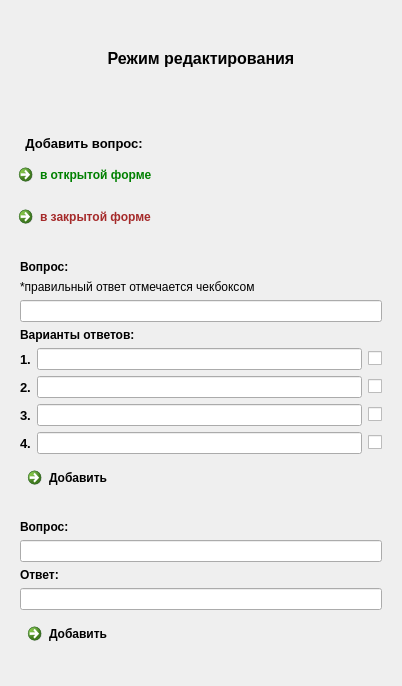
Qt form courseProject/add_test.ui (coderDreamer/courseProject) before a commit.
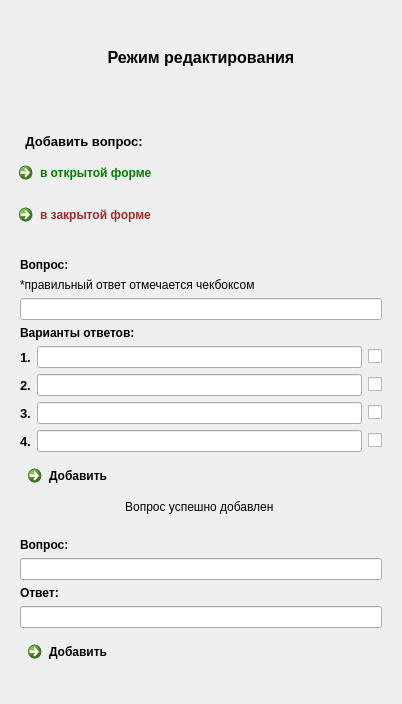
The same form after that commit. Icons and pictures are not drawn.

Patch:
```diff
--- a/courseProject/add_test.ui
+++ b/courseProject/add_test.ui
@@ -13,7 +13,7 @@
     <x>0</x>
     <y>0</y>
     <width>402</width>
-    <height>686</height>
+    <height>704</height>
    </rect>
   </property>
   <property name="sizeIncrement">
@@ -262,6 +262,16 @@
           </property>
          </widget>
         </item>
+        <item>
+         <widget class="QLabel" name="add_condition">
+          <property name="text">
+           <string>Вопрос успешно добавлен </string>
+          </property>
+          <property name="alignment">
+           <set>Qt::AlignCenter</set>
+          </property>
+         </widget>
+        </item>
        </layout>
       </widget>
      </item>
```
Left out of the diff: 26 changed lines with no effect on the pictures.
